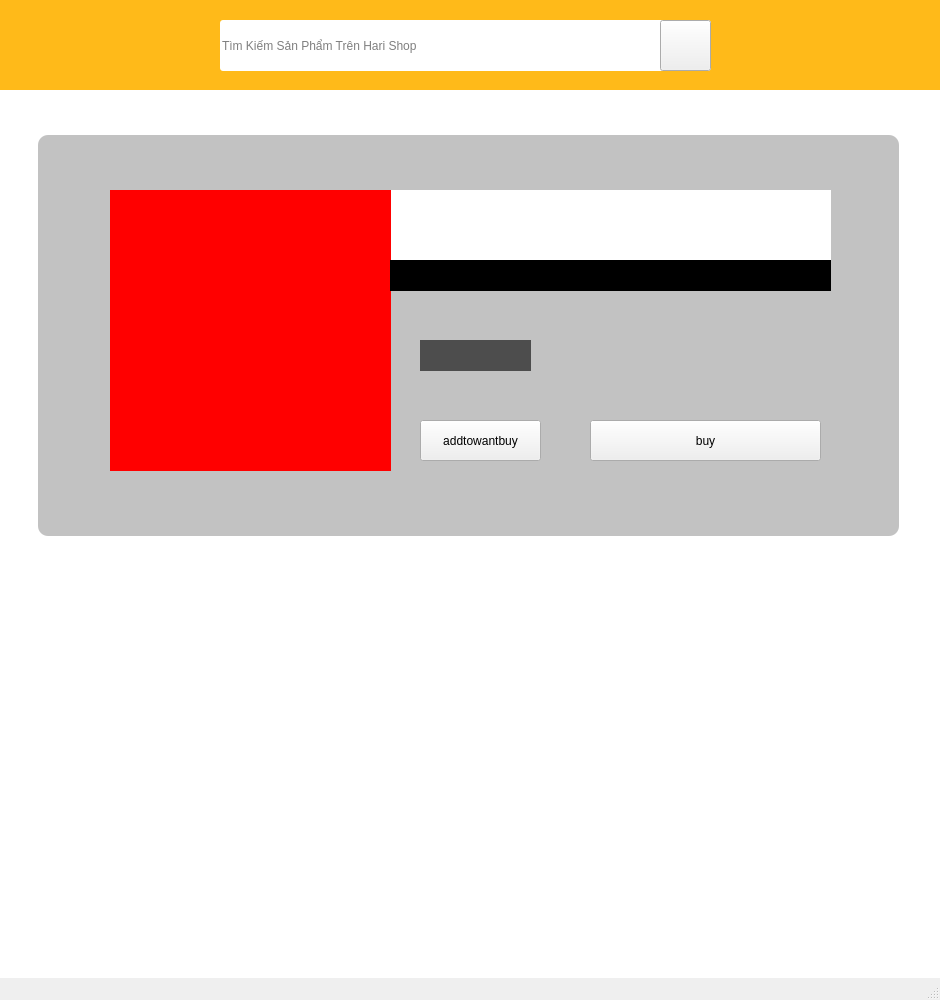
Qt form ui/mainwindow.ui (Harisaya/python-app) before a commit.
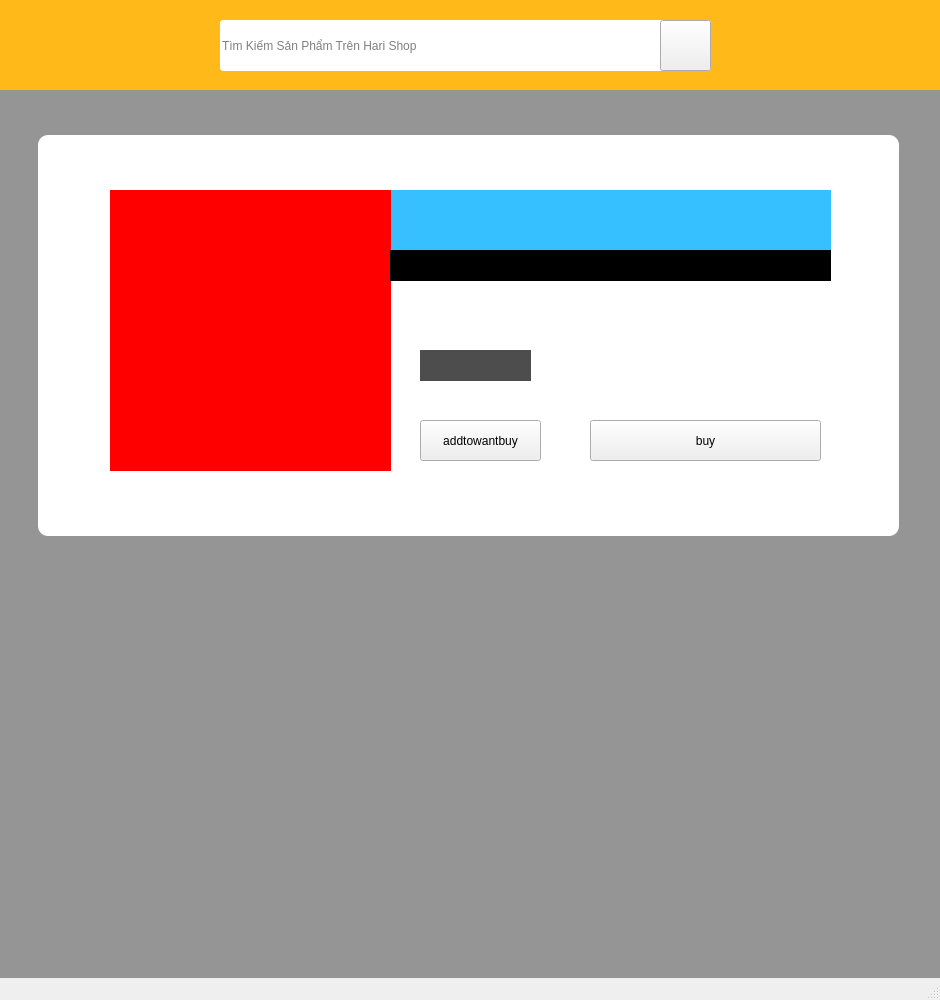
The same form after that commit. The open tabs and pages were chosen to show the change. Icons and pictures are not drawn.

What changed in the file:
```diff
--- a/ui/mainwindow.ui
+++ b/ui/mainwindow.ui
@@ -629,7 +629,7 @@
        </rect>
       </property>
       <property name="styleSheet">
-       <string notr="true">background-color: rgb(255, 255, 255);</string>
+       <string notr="true">background-color: rgb(149, 149, 149)</string>
       </property>
       <property name="text">
        <string/>
@@ -641,11 +641,11 @@
         <x>390</x>
         <y>100</y>
         <width>441</width>
-        <height>71</height>
+        <height>61</height>
        </rect>
       </property>
       <property name="styleSheet">
-       <string notr="true">background-color: rgb(255, 255, 255)</string>
+       <string notr="true">background-color: rgb(55, 192, 255)</string>
       </property>
       <property name="text">
        <string/>
@@ -655,7 +655,7 @@
       <property name="geometry">
        <rect>
         <x>420</x>
-        <y>250</y>
+        <y>260</y>
         <width>111</width>
         <height>31</height>
        </rect>
@@ -700,7 +700,7 @@
       <property name="geometry">
        <rect>
         <x>390</x>
-        <y>170</y>
+        <y>160</y>
         <width>441</width>
         <height>31</height>
        </rect>
@@ -735,13 +735,32 @@
        </rect>
       </property>
       <property name="styleSheet">
-       <string notr="true">background-color: rgb(194, 194, 194);
+       <string notr="true">background-color: rgb(255, 255, 255);
 border-radius: 10px;</string>
       </property>
       <property name="text">
        <string/>
       </property>
      </widget>
+     <widget class="QLabel" name="rate_star">
+      <property name="geometry">
+       <rect>
+        <x>420</x>
+        <y>200</y>
+        <width>81</width>
+        <height>41</height>
+       </rect>
+      </property>
+      <property name="text">
+       <string/>
+      </property>
+      <property name="pixmap">
+       <pixmap>../img/nika boi.png</pixmap>
+      </property>
+      <property name="scaledContents">
+       <bool>true</bool>
+      </property>
+     </widget>
      <zorder>label_6</zorder>
      <zorder>label_7</zorder>
      <zorder>product_info</zorder>
```
Left out of the diff: 15 changed lines with no effect on the pictures.
